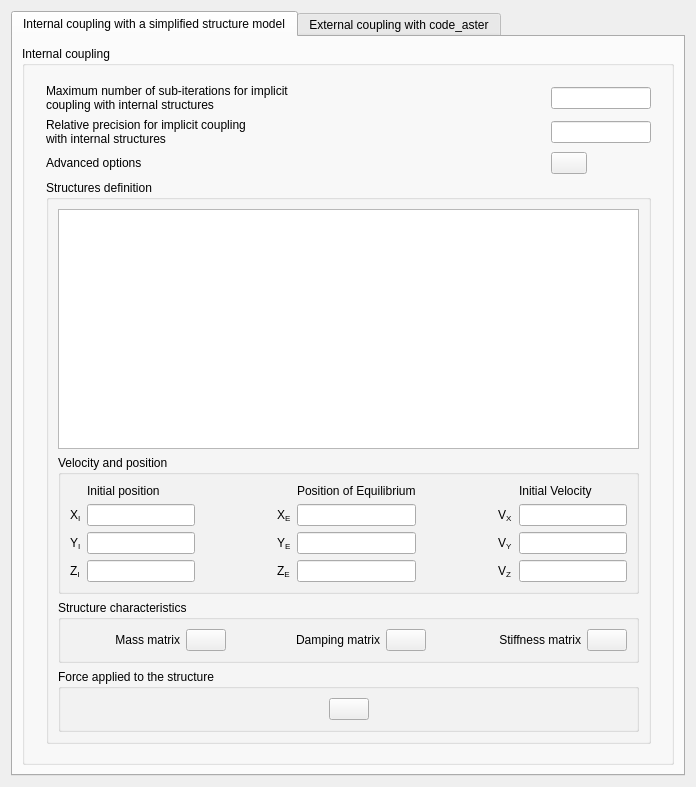
This is python/code_saturne/gui/case/FluidStructureInteractionForm.ui in code-saturne/code_saturne as Qt 5 draws it before an edit. The edited form follows.
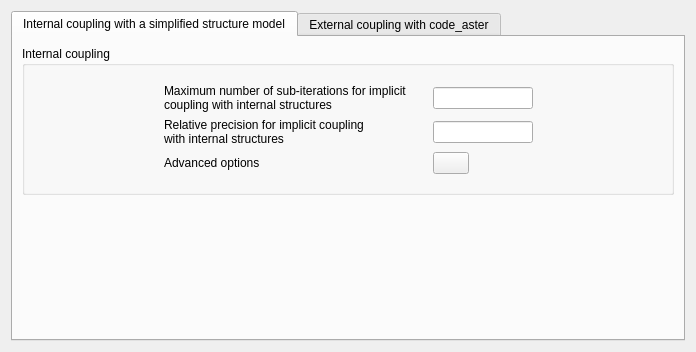
This is the edited form. Icons and pictures are not drawn.

Commit message: [GUI] move internal structure characteristics controls to matching BC page.

```diff
--- a/python/code_saturne/gui/case/FluidStructureInteractionForm.ui
+++ b/python/code_saturne/gui/case/FluidStructureInteractionForm.ui
@@ -7,7 +7,7 @@
     <x>0</x>
     <y>0</y>
     <width>696</width>
-    <height>787</height>
+    <height>352</height>
    </rect>
   </property>
   <property name="windowTitle">
@@ -55,14 +55,14 @@
             </property>
             <layout class="QHBoxLayout" name="horizontalLayout_11">
              <item>
-              <spacer>
+              <spacer name="horizontalSpacer">
                <property name="orientation">
                 <enum>Qt::Horizontal</enum>
                </property>
                <property name="sizeHint" stdset="0">
                 <size>
-                 <width>7</width>
-                 <height>13</height>
+                 <width>40</width>
+                 <height>20</height>
                 </size>
                </property>
               </spacer>
@@ -187,402 +187,6 @@
                  </item>
                 </layout>
                </item>
-               <item>
-                <widget class="QGroupBox" name="groupBox">
-                 <property name="title">
-                  <string>Structures definition</string>
-                 </property>
-                 <layout class="QGridLayout" name="gridLayout_2">
-                  <item row="0" column="0">
-                   <layout class="QVBoxLayout" name="verticalLayout_2">
-                    <item>
-                     <widget class="QTableView" name="tableInternalCoupling"/>
-                    </item>
-                    <item>
-                     <widget class="QGroupBox" name="gridGroupBox">
-                      <property name="title">
-                       <string>Velocity and position</string>
-                      </property>
-                      <layout class="QGridLayout" name="gridLayout_11">
-                       <item row="2" column="3">
-                        <widget class="QLabel" name="label_Ye">
-                         <property name="text">
-                          <string>&lt;html&gt;&lt;head/&gt;&lt;body&gt;&lt;p&gt;Y&lt;span style=&quot; vertical-align:sub;&quot;&gt;E&lt;/span&gt;&lt;/p&gt;&lt;/body&gt;&lt;/html&gt;</string>
-                         </property>
-                        </widget>
-                       </item>
-                       <item row="2" column="1">
-                        <widget class="QLineEdit" name="lineEditInitialDisplacementY">
-                         <property name="toolTip">
-                          <string>&lt;html&gt;&lt;head/&gt;&lt;body&gt;&lt;p&gt;&lt;span style=&quot; font-size:9pt;&quot;&gt;code_saturne key word: &lt;/span&gt;&lt;span style=&quot; font-size:9pt; font-weight:600;&quot;&gt;XSTR0&lt;/span&gt;&lt;/p&gt;&lt;/body&gt;&lt;/html&gt;</string>
-                         </property>
-                        </widget>
-                       </item>
-                       <item row="1" column="2">
-                        <spacer name="horizontalSpacer">
-                         <property name="orientation">
-                          <enum>Qt::Horizontal</enum>
-                         </property>
-                         <property name="sizeHint" stdset="0">
-                          <size>
-                           <width>17</width>
-                           <height>20</height>
-                          </size>
-                         </property>
-                        </spacer>
-                       </item>
-                       <item row="3" column="3">
-                        <widget class="QLabel" name="label_Ze">
-                         <property name="text">
-                          <string>&lt;html&gt;&lt;head/&gt;&lt;body&gt;&lt;p&gt;Z&lt;span style=&quot; vertical-align:sub;&quot;&gt;E&lt;/span&gt;&lt;/p&gt;&lt;/body&gt;&lt;/html&gt;</string>
-                         </property>
-                        </widget>
-                       </item>
-                       <item row="1" column="4">
-                        <widget class="QLineEdit" name="lineEditEquilibriumDisplacementX">
-                         <property name="toolTip">
-                          <string>&lt;html&gt;&lt;head/&gt;&lt;body&gt;&lt;p&gt;&lt;span style=&quot; font-size:9pt;&quot;&gt;code_saturne key word: &lt;/span&gt;&lt;span style=&quot; font-size:9pt; font-weight:600;&quot;&gt;XSTREQ&lt;/span&gt;&lt;/p&gt;&lt;/body&gt;&lt;/html&gt;</string>
-                         </property>
-                        </widget>
-                       </item>
-                       <item row="1" column="6">
-                        <widget class="QLabel" name="label_Vx">
-                         <property name="text">
-                          <string>V&lt;sub&gt;X&lt;/sub&gt;</string>
-                         </property>
-                        </widget>
-                       </item>
-                       <item row="3" column="0">
-                        <widget class="QLabel" name="label_Zi">
-                         <property name="text">
-                          <string>&lt;html&gt;&lt;head/&gt;&lt;body&gt;&lt;p&gt;Z&lt;span style=&quot; vertical-align:sub;&quot;&gt;I&lt;/span&gt;&lt;/p&gt;&lt;/body&gt;&lt;/html&gt;</string>
-                         </property>
-                        </widget>
-                       </item>
-                       <item row="2" column="7">
-                        <widget class="QLineEdit" name="lineEditInitialVelocityY">
-                         <property name="toolTip">
-                          <string>&lt;html&gt;&lt;head/&gt;&lt;body&gt;&lt;p&gt;&lt;span style=&quot; font-size:9pt;&quot;&gt;code_saturne key word: &lt;/span&gt;&lt;span style=&quot; font-size:9pt; font-weight:600;&quot;&gt;VSTR0&lt;/span&gt;&lt;/p&gt;&lt;/body&gt;&lt;/html&gt;</string>
-                         </property>
-                        </widget>
-                       </item>
-                       <item row="1" column="1">
-                        <widget class="QLineEdit" name="lineEditInitialDisplacementX">
-                         <property name="toolTip">
-                          <string>&lt;html&gt;&lt;head/&gt;&lt;body&gt;&lt;p&gt;&lt;span style=&quot; font-size:9pt;&quot;&gt;code_saturne key word: &lt;/span&gt;&lt;span style=&quot; font-size:9pt; font-weight:600;&quot;&gt;XSTR0&lt;/span&gt;&lt;/p&gt;&lt;/body&gt;&lt;/html&gt;</string>
-                         </property>
-                        </widget>
-                       </item>
-                       <item row="1" column="7">
-                        <widget class="QLineEdit" name="lineEditInitialVelocityX">
-                         <property name="toolTip">
-                          <string>&lt;html&gt;&lt;head/&gt;&lt;body&gt;&lt;p&gt;&lt;span style=&quot; font-size:9pt;&quot;&gt;code_saturne key word: &lt;/span&gt;&lt;span style=&quot; font-size:9pt; font-weight:600;&quot;&gt;VSTR0&lt;/span&gt;&lt;/p&gt;&lt;/body&gt;&lt;/html&gt;</string>
-                         </property>
-                        </widget>
-                       </item>
-                       <item row="1" column="3">
-                        <widget class="QLabel" name="label_Xe">
-                         <property name="text">
-                          <string>&lt;html&gt;&lt;head/&gt;&lt;body&gt;&lt;p&gt;X&lt;span style=&quot; vertical-align:sub;&quot;&gt;E&lt;/span&gt;&lt;/p&gt;&lt;/body&gt;&lt;/html&gt;</string>
-                         </property>
-                        </widget>
-                       </item>
-                       <item row="3" column="1">
-                        <widget class="QLineEdit" name="lineEditInitialDisplacementZ">
-                         <property name="toolTip">
-                          <string>&lt;html&gt;&lt;head/&gt;&lt;body&gt;&lt;p&gt;&lt;span style=&quot; font-size:9pt;&quot;&gt;code_saturne key word: &lt;/span&gt;&lt;span style=&quot; font-size:9pt; font-weight:600;&quot;&gt;XSTR0&lt;/span&gt;&lt;/p&gt;&lt;/body&gt;&lt;/html&gt;</string>
-                         </property>
-                        </widget>
-                       </item>
-                       <item row="0" column="4">
-                        <widget class="QLabel" name="label_24">
-                         <property name="text">
-                          <string>Position of Equilibrium</string>
-                         </property>
-                        </widget>
-                       </item>
-                       <item row="0" column="1">
-                        <widget class="QLabel" name="label_23">
-                         <property name="text">
-                          <string>Initial position</string>
-                         </property>
-                        </widget>
-                       </item>
-                       <item row="3" column="6">
-                        <widget class="QLabel" name="label_Vz">
-                         <property name="text">
-                          <string>V&lt;sub&gt;Z&lt;/sub&gt;</string>
-                         </property>
-                        </widget>
-                       </item>
-                       <item row="0" column="7">
-                        <widget class="QLabel" name="label_25">
-                         <property name="text">
-                          <string>Initial Velocity</string>
-                         </property>
-                        </widget>
-                       </item>
-                       <item row="2" column="0">
-                        <widget class="QLabel" name="label_Yi">
-                         <property name="text">
-                          <string>&lt;html&gt;&lt;head/&gt;&lt;body&gt;&lt;p&gt;Y&lt;span style=&quot; vertical-align:sub;&quot;&gt;I&lt;/span&gt;&lt;/p&gt;&lt;/body&gt;&lt;/html&gt;</string>
-                         </property>
-                        </widget>
-                       </item>
-                       <item row="3" column="4">
-                        <widget class="QLineEdit" name="lineEditEquilibriumDisplacementZ">
-                         <property name="toolTip">
-                          <string>&lt;html&gt;&lt;head/&gt;&lt;body&gt;&lt;p&gt;&lt;span style=&quot; font-size:9pt;&quot;&gt;code_saturne key word: &lt;/span&gt;&lt;span style=&quot; font-size:9pt; font-weight:600;&quot;&gt;XSTREQ&lt;/span&gt;&lt;/p&gt;&lt;/body&gt;&lt;/html&gt;</string>
-                         </property>
-                        </widget>
-                       </item>
-                       <item row="2" column="6">
-                        <widget class="QLabel" name="label_Vy">
-                         <property name="text">
-                          <string>V&lt;sub&gt;Y&lt;/sub&gt;</string>
-                         </property>
-                        </widget>
-                       </item>
-                       <item row="1" column="5">
-                        <spacer name="horizontalSpacer_5">
-                         <property name="orientation">
-                          <enum>Qt::Horizontal</enum>
-                         </property>
-                         <property name="sizeHint" stdset="0">
-                          <size>
-                           <width>13</width>
-                           <height>13</height>
-                          </size>
-                         </property>
-                        </spacer>
-                       </item>
-                       <item row="2" column="4">
-                        <widget class="QLineEdit" name="lineEditEquilibriumDisplacementY">
-                         <property name="toolTip">
-                          <string>&lt;html&gt;&lt;head/&gt;&lt;body&gt;&lt;p&gt;&lt;span style=&quot; font-size:9pt;&quot;&gt;code_saturne key word: &lt;/span&gt;&lt;span style=&quot; font-size:9pt; font-weight:600;&quot;&gt;XSTREQ&lt;/span&gt;&lt;/p&gt;&lt;/body&gt;&lt;/html&gt;</string>
-                         </property>
-                        </widget>
-                       </item>
-                       <item row="3" column="7">
-                        <widget class="QLineEdit" name="lineEditInitialVelocityZ">
-                         <property name="toolTip">
-                          <string>&lt;html&gt;&lt;head/&gt;&lt;body&gt;&lt;p&gt;&lt;span style=&quot; font-size:9pt;&quot;&gt;code_saturne key word: &lt;/span&gt;&lt;span style=&quot; font-size:9pt; font-weight:600;&quot;&gt;VSTR0&lt;/span&gt;&lt;/p&gt;&lt;/body&gt;&lt;/html&gt;</string>
-                         </property>
-                        </widget>
-                       </item>
-                       <item row="1" column="0">
-                        <widget class="QLabel" name="label_Xi">
-                         <property name="text">
-                          <string>&lt;html&gt;&lt;head/&gt;&lt;body&gt;&lt;p&gt;X&lt;span style=&quot; vertical-align:sub;&quot;&gt;I&lt;/span&gt;&lt;/p&gt;&lt;/body&gt;&lt;/html&gt;</string>
-                         </property>
-                        </widget>
-                       </item>
-                      </layout>
-                     </widget>
-                    </item>
-                    <item>
-                     <widget class="QGroupBox" name="horizontalGroupBoxStructurCharacteristics">
-                      <property name="title">
-                       <string>Structure characteristics</string>
-                      </property>
-                      <layout class="QHBoxLayout" name="horizontalLayout_2">
-                       <item>
-                        <widget class="QLabel" name="label_20">
-                         <property name="minimumSize">
-                          <size>
-                           <width>110</width>
-                           <height>0</height>
-                          </size>
-                         </property>
-                         <property name="toolTip">
-                          <string>&lt;html&gt;&lt;head/&gt;&lt;body&gt;&lt;p&gt;&lt;span style=&quot; font-size:9pt;&quot;&gt;code_saturne key word: &lt;/span&gt;&lt;span style=&quot; font-size:9pt; font-weight:600;&quot;&gt;XMSTRU&lt;/span&gt;&lt;/p&gt;&lt;/body&gt;&lt;/html&gt;</string>
-                         </property>
-                         <property name="text">
-                          <string>&lt;html&gt;&lt;head/&gt;&lt;body&gt;&lt;p align=&quot;right&quot;&gt;Mass matrix&lt;/p&gt;&lt;/body&gt;&lt;/html&gt;</string>
-                         </property>
-                        </widget>
-                       </item>
-                       <item>
-                        <widget class="QPushButton" name="pushButtonMassMatrix">
-                         <property name="toolTip">
-                          <string>&lt;html&gt;&lt;head/&gt;&lt;body&gt;&lt;p&gt;&lt;span style=&quot; font-size:9pt;&quot;&gt;code_saturne key word: &lt;/span&gt;&lt;span style=&quot; font-size:9pt; font-weight:600;&quot;&gt;XMSTRU&lt;/span&gt;&lt;/p&gt;&lt;/body&gt;&lt;/html&gt;</string>
-                         </property>
-                         <property name="text">
-                          <string/>
-                         </property>
-                         <property name="icon">
-                          <iconset resource="resources_pages.qrc">
-                           <normaloff>:/new/prefix1/icons/22x22/edit-find-replace.png</normaloff>:/new/prefix1/icons/22x22/edit-find-replace.png</iconset>
-                         </property>
-                         <property name="iconSize">
-                          <size>
-                           <width>22</width>
-                           <height>22</height>
-                          </size>
-                         </property>
-                        </widget>
-                       </item>
-                       <item>
-                        <spacer name="horizontalSpacer_9">
-                         <property name="orientation">
-                          <enum>Qt::Horizontal</enum>
-                         </property>
-                         <property name="sizeHint" stdset="0">
-                          <size>
-                           <width>40</width>
-                           <height>20</height>
-                          </size>
-                         </property>
-                        </spacer>
-                       </item>
-                       <item>
-                        <widget class="QLabel" name="label_22">
-                         <property name="minimumSize">
-                          <size>
-                           <width>110</width>
-                           <height>0</height>
-                          </size>
-                         </property>
-                         <property name="toolTip">
-                          <string>&lt;html&gt;&lt;head/&gt;&lt;body&gt;&lt;p&gt;&lt;span style=&quot; font-size:9pt;&quot;&gt;code_saturne key word: &lt;/span&gt;&lt;span style=&quot; font-size:9pt; font-weight:600;&quot;&gt;XCSTRU&lt;/span&gt;&lt;/p&gt;&lt;/body&gt;&lt;/html&gt;</string>
-                         </property>
-                         <property name="text">
-                          <string>&lt;html&gt;&lt;head/&gt;&lt;body&gt;&lt;p align=&quot;right&quot;&gt;Damping matrix&lt;/p&gt;&lt;/body&gt;&lt;/html&gt;</string>
-                         </property>
-                        </widget>
-                       </item>
-                       <item>
-                        <widget class="QPushButton" name="pushButtonDampingMatrix">
-                         <property name="toolTip">
-                          <string>&lt;html&gt;&lt;head/&gt;&lt;body&gt;&lt;p&gt;&lt;span style=&quot; font-size:9pt;&quot;&gt;code_saturne key word: &lt;/span&gt;&lt;span style=&quot; font-size:9pt; font-weight:600;&quot;&gt;XCSTRU&lt;/span&gt;&lt;/p&gt;&lt;/body&gt;&lt;/html&gt;</string>
-                         </property>
-                         <property name="text">
-                          <string/>
-                         </property>
-                         <property name="icon">
-                          <iconset resource="resources_pages.qrc">
-                           <normaloff>:/new/prefix1/icons/22x22/edit-find-replace.png</normaloff>:/new/prefix1/icons/22x22/edit-find-replace.png</iconset>
-                         </property>
-                         <property name="iconSize">
-                          <size>
-                           <width>22</width>
-                           <height>22</height>
-                          </size>
-                         </property>
-                        </widget>
-                       </item>
-                       <item>
-                        <spacer name="horizontalSpacer_11">
-                         <property name="orientation">
-                          <enum>Qt::Horizontal</enum>
-                         </property>
-                         <property name="sizeHint" stdset="0">
-                          <size>
-                           <width>40</width>
-                           <height>20</height>
-                          </size>
-                         </property>
-                        </spacer>
-                       </item>
-                       <item>
-                        <widget class="QLabel" name="label_21">
-                         <property name="minimumSize">
-                          <size>
-                           <width>110</width>
-                           <height>0</height>
-                          </size>
-                         </property>
-                         <property name="toolTip">
-                          <string>&lt;html&gt;&lt;head/&gt;&lt;body&gt;&lt;p&gt;&lt;span style=&quot; font-size:9pt;&quot;&gt;code_saturne key word: &lt;/span&gt;&lt;span style=&quot; font-size:9pt; font-weight:600;&quot;&gt;XKSTRU&lt;/span&gt;&lt;/p&gt;&lt;/body&gt;&lt;/html&gt;</string>
-                         </property>
-                         <property name="text">
-                          <string>&lt;html&gt;&lt;head/&gt;&lt;body&gt;&lt;p align=&quot;right&quot;&gt;Stiffness matrix&lt;/p&gt;&lt;/body&gt;&lt;/html&gt;</string>
-                         </property>
-                        </widget>
-                       </item>
-                       <item>
-                        <widget class="QPushButton" name="pushButtonStiffnessMatrix">
-                         <property name="toolTip">
-                          <string>&lt;html&gt;&lt;head/&gt;&lt;body&gt;&lt;p&gt;&lt;span style=&quot; font-size:9pt;&quot;&gt;code_saturne key word: &lt;/span&gt;&lt;span style=&quot; font-size:9pt; font-weight:600;&quot;&gt;XKSTRU&lt;/span&gt;&lt;/p&gt;&lt;/body&gt;&lt;/html&gt;</string>
-                         </property>
-                         <property name="text">
-                          <string/>
-                         </property>
-                         <property name="icon">
-                          <iconset resource="resources_pages.qrc">
-                           <normaloff>:/new/prefix1/icons/22x22/edit-find-replace.png</normaloff>:/new/prefix1/icons/22x22/edit-find-replace.png</iconset>
-                         </property>
-                         <property name="iconSize">
-                          <size>
-                           <width>22</width>
-                           <height>22</height>
-                          </size>
-                         </property>
-                        </widget>
-                       </item>
-                      </layout>
-                     </widget>
-                    </item>
-                    <item>
-                     <widget class="QGroupBox" name="GroupBoxForceAppled">
-                      <property name="title">
-                       <string>Force applied to the structure</string>
-                      </property>
-                      <layout class="QHBoxLayout" name="horizontalLayout_12">
-                       <item>
-                        <spacer name="horizontalSpacer_23">
-                         <property name="orientation">
-                          <enum>Qt::Horizontal</enum>
-                         </property>
-                         <property name="sizeHint" stdset="0">
-                          <size>
-                           <width>40</width>
-                           <height>20</height>
-                          </size>
-                         </property>
-                        </spacer>
-                       </item>
-                       <item>
-                        <widget class="QPushButton" name="pushButtonFluidForce">
-                         <property name="toolTip">
-                          <string>&lt;html&gt;&lt;head/&gt;&lt;body&gt;&lt;p&gt;&lt;span style=&quot; font-size:9pt;&quot;&gt;code_saturne key word: &lt;/span&gt;&lt;span style=&quot; font-size:9pt; font-weight:600;&quot;&gt;FORSTR&lt;/span&gt;&lt;/p&gt;&lt;/body&gt;&lt;/html&gt;</string>
-                         </property>
-                         <property name="text">
-                          <string/>
-                         </property>
-                         <property name="icon">
-                          <iconset resource="resources_pages.qrc">
-                           <normaloff>:/new/prefix1/icons/22x22/edit-find-replace.png</normaloff>:/new/prefix1/icons/22x22/edit-find-replace.png</iconset>
-                         </property>
-                         <property name="iconSize">
-                          <size>
-                           <width>22</width>
-                           <height>22</height>
-                          </size>
-                         </property>
-                        </widget>
-                       </item>
-                       <item>
-                        <spacer name="horizontalSpacer_24">
-                         <property name="orientation">
-                          <enum>Qt::Horizontal</enum>
-                         </property>
-                         <property name="sizeHint" stdset="0">
-                          <size>
-                           <width>40</width>
-                           <height>20</height>
-                          </size>
-                         </property>
-                        </spacer>
-                       </item>
-                      </layout>
-                     </widget>
-                    </item>
-                   </layout>
-                  </item>
-                 </layout>
-                </widget>
-               </item>
               </layout>
              </item>
              <item>
@@ -604,6 +208,19 @@
          </layout>
         </widget>
        </item>
+       <item row="1" column="0">
+        <spacer name="verticalSpacer_3">
+         <property name="orientation">
+          <enum>Qt::Vertical</enum>
+         </property>
+         <property name="sizeHint" stdset="0">
+          <size>
+           <width>20</width>
+           <height>40</height>
+          </size>
+         </property>
+        </spacer>
+       </item>
       </layout>
      </widget>
      <widget class="QWidget" name="tab_ExternalCoupling">
@@ -639,6 +256,19 @@
      </widget>
     </widget>
    </item>
+   <item row="2" column="0">
+    <spacer name="verticalSpacer_2">
+     <property name="orientation">
+      <enum>Qt::Vertical</enum>
+     </property>
+     <property name="sizeHint" stdset="0">
+      <size>
+       <width>20</width>
+       <height>40</height>
+      </size>
+     </property>
+    </spacer>
+   </item>
   </layout>
  </widget>
  <resources>
```
The commit also changes 3 other files.
